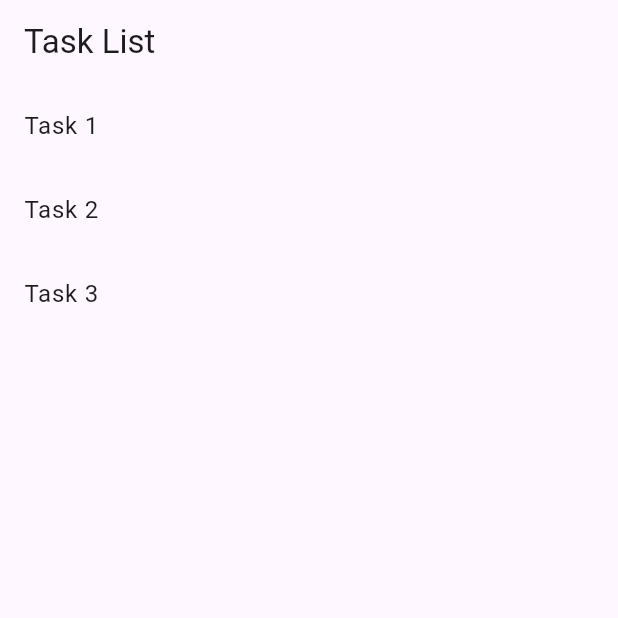
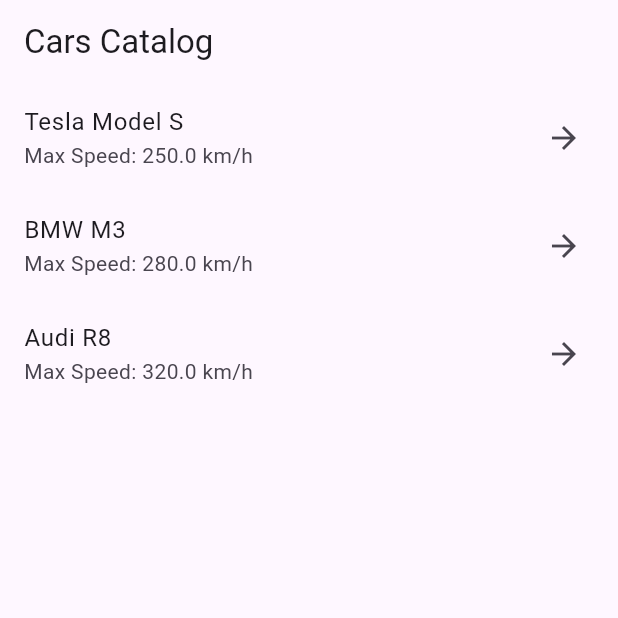
Before and after one commit to AmanturZhaparov/flutter_tasks, a Flutter app: the screen it shows after launch, on a phone screen of 412 x 824 dp, the top half of it. Run offline on Flutter 3.47's test engine with Material 3 defaults, Android fonts, the phone set to English and light mode, and no system bars; our stand-ins replace go_router; key blocks and very long unbroken strings in the code were emptied for the run.

Commit message:
Task #5(Cars)

```diff
--- /dev/null
+++ b/lib/car_tasks/CarsCatalogPage.dart
@@ -0,0 +1,39 @@
+import 'package:flutter/material.dart';
+import 'car.dart';
+import 'CarDetailPage.dart';
+
+class CarsCatalogPage extends StatelessWidget {
+  final List<Car> cars = [
+    Car(name: "Tesla Model S", maxSpeedKm: 250, mileageKm: 50000),
+    Car(name: "BMW M3", maxSpeedKm: 280, mileageKm: 75000),
+    Car(name: "Audi R8", maxSpeedKm: 320, mileageKm: 30000),
+  ];
+
+  @override
+  Widget build(BuildContext context) {
+    return Scaffold(
+      appBar: AppBar(
+        title: Text('Cars Catalog'),
+      ),
+      body: ListView.builder(
+        itemCount: cars.length,
+        itemBuilder: (context, index) {
+          final car = cars[index];
+          return ListTile(
+            title: Text(car.name),
+            subtitle: Text("Max Speed: ${car.maxSpeedKm} km/h"),
+            trailing: Icon(Icons.arrow_forward),
+            onTap: () {
+              Navigator.push(
+                context,
+                MaterialPageRoute(
+                  builder: (context) => CarDetailPage(car: car),
+                ),
+              );
+            },
+          );
+        },
+      ),
+    );
+  }
+}
--- /dev/null
+++ b/lib/car_tasks/car.dart
@@ -0,0 +1,20 @@
+class Car {
+  final String name;
+  final double maxSpeedKm;
+  final double mileageKm;
+
+  Car({
+    required this.name,
+    this.maxSpeedKm = 200.0,
+    this.mileageKm = 10000.0,
+  });
+
+  double get maxSpeedMiles => maxSpeedKm * 0.621371;
+
+  double get mileageMiles => mileageKm * 0.621371;
+
+  @override
+  String toString() {
+    return 'Car: $name, Max Speed: ${maxSpeedKm}km/h, Mileage: ${mileageKm}km';
+  }
+}
--- a/lib/main.dart
+++ b/lib/main.dart
@@ -3,7 +3,7 @@ import 'package:flutter_tasks/tasks/colum_row.dart';
 import 'package:flutter_tasks/tasks/layout_positioning.dart';
 import 'package:flutter_tasks/tasks/custom_card/custom_widget.dart';
 import 'package:flutter_tasks/tasks/router.dart';
-
+import 'package:flutter_tasks/car_tasks/CarsCatalogPage.dart';
 
 void main() {
   runApp(const MyApp());
@@ -14,9 +14,10 @@ class MyApp extends StatelessWidget {
 
   @override
   Widget build(BuildContext context) {
-    return MaterialApp.router(
-      debugShowCheckedModeBanner: false,
-      routerConfig: router,
+    return MaterialApp(
+      title: 'Car Catalog',
+      theme: ThemeData(primarySwatch: Colors.blue),
+      home: CarsCatalogPage(),
     );
   }
 }
```
Also changed, not shown: lib/car_tasks/CarDetailPage.dart (added, +55 -0 lines).
